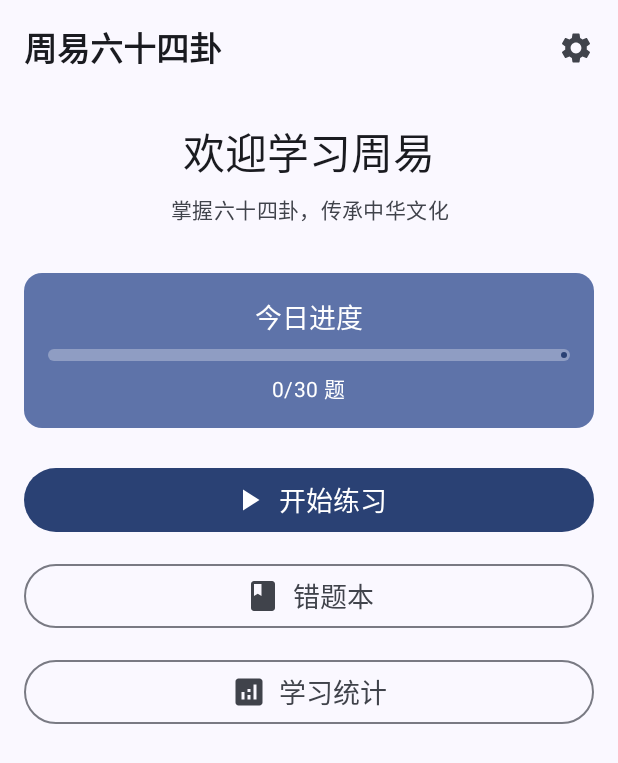
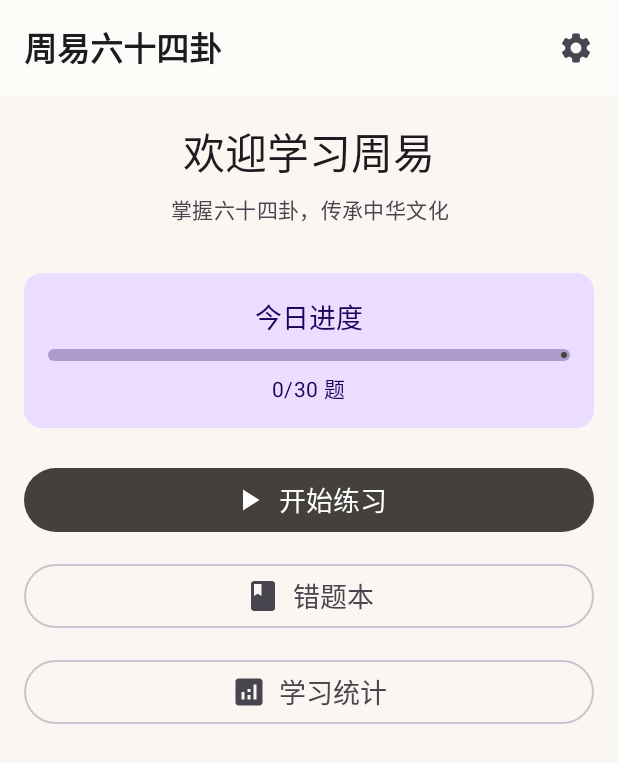
Before and after one commit to wangyaxings/zhouyiAndriod, an Android app built with Jetpack Compose: the screen it shows after launch (MainActivity), on a phone screen of 412 x 824 dp. Shown: the top 763 px of the screen. Run offline under Robolectric (Android 15) with nearby library versions, the phone set to English and light mode, and no system bars; our stand-ins replace Room's generated code; 1 statement that could not run was skipped.

```diff
--- a/app/src/main/java/com/example/zhouyi/ZhouyiApplication.kt
+++ b/app/src/main/java/com/example/zhouyi/ZhouyiApplication.kt
@@ -9,6 +9,7 @@ import kotlinx.coroutines.CoroutineScope
 import kotlinx.coroutines.Dispatchers
 import kotlinx.coroutines.SupervisorJob
 import kotlinx.coroutines.launch
+import kotlinx.coroutines.withContext
 
 /**
  * 应用程序入口：初始化数据库、偏好设置与基础数据
@@ -20,7 +21,8 @@ class ZhouyiApplication : Application() {
         fun getInstance(): ZhouyiApplication = instance
     }
 
-    private val applicationScope = CoroutineScope(SupervisorJob() + Dispatchers.Main)
+    // Use Dispatchers.IO for background tasks, especially database operations
+    private val applicationScope = CoroutineScope(SupervisorJob() + Dispatchers.Default)
 
     lateinit var database: AppDatabase
         private set
@@ -32,16 +34,17 @@ class ZhouyiApplication : Application() {
         super.onCreate()
         instance = this
 
-        database = AppDatabase.getDatabase(this)
-        preferences = AppPreferences(this)
+        database = AppDatabase.getDatabase(applicationContext) // Use applicationContext
+        preferences = AppPreferences(applicationContext) // Use applicationContext
 
         initializeDataIfNeeded()
     }
 
     private fun initializeDataIfNeeded() {
-        applicationScope.launch {
-            val hexagramCount = database.hexagramDao().getHexagramCount()
+        applicationScope.launch { // This will now run on Dispatchers.Default
+            val hexagramCount = database.hexagramDao().getHexagramCount() // This is a suspend function, runs on IO dispatcher via Room
             if (hexagramCount == 0) {
+                // Ensure HexagramRepository also uses applicationContext if it stores the context
                 initializeHexagramData()
             }
         }
@@ -49,10 +52,15 @@ class ZhouyiApplication : Application() {
 
     private suspend fun initializeHexagramData() {
         try {
-            val repo = HexagramRepository(this)
-            repo.initializeData()
+            // It's better if HexagramRepository takes applicationContext directly
+            // or is constructed in a way that doesn't require context here if it's already available globally
+            val repo = HexagramRepository(applicationContext) // Pass applicationContext
+            withContext(Dispatchers.IO) { // Ensure data initialization is on a background thread
+                repo.initializeData()
+            }
         } catch (e: Exception) {
             e.printStackTrace()
+            // Consider logging this error to a crash reporting tool or Android's Logcat for better visibility
         }
     }
 
--- a/app/src/main/java/com/example/zhouyi/data/database/Converters.kt
+++ b/app/src/main/java/com/example/zhouyi/data/database/Converters.kt
@@ -15,7 +15,7 @@ class Converters {
         .add(Date::class.java, Rfc3339DateJsonAdapter())
         .build()
 
-    private val intListType = Types.newParameterizedType(List::class.java, Int::class.java)
+    private val intListType = Types.newParameterizedType(List::class.java, Int::class.javaObjectType)
     private val stringListType = Types.newParameterizedType(List::class.java, String::class.java)
 
     private val intListAdapter = moshi.adapter<List<Int>>(intListType)
--- a/app/src/main/java/com/example/zhouyi/ui/screens/wrongbook/WrongBookScreen.kt
+++ b/app/src/main/java/com/example/zhouyi/ui/screens/wrongbook/WrongBookScreen.kt
@@ -14,6 +14,7 @@ import androidx.compose.ui.unit.dp
 import androidx.lifecycle.compose.collectAsStateWithLifecycle
 import com.example.zhouyi.data.model.Hexagram
 import com.example.zhouyi.ui.components.HexagramCanvas
+import com.example.zhouyi.ui.components.SmallHexagramCanvas
 
 /**
  * 错题本页面
@@ -245,9 +246,9 @@ private fun WrongBookItemCard(
             verticalAlignment = Alignment.CenterVertically
         ) {
             // 卦象显示
-            HexagramCanvas(
+            SmallHexagramCanvas(
                 hexagram = item.hexagram,
-                modifier = Modifier.size(60.dp)
+                modifier = Modifier.width(60.dp)
             )
 
             Spacer(modifier = Modifier.width(16.dp))
--- a/app/src/main/java/com/example/zhouyi/ui/theme/Color.kt
+++ b/app/src/main/java/com/example/zhouyi/ui/theme/Color.kt
@@ -3,27 +3,33 @@ package com.example.zhouyi.ui.theme
 import androidx.compose.ui.graphics.Color
 
 /**
- * 应用颜色配置
- * 支持深色/浅色模式
+ * 应用颜色配置（以“宣纸+墨色+金棕”气质为基调）
+ * 优先保证内容可读性与低噪声对比度。
  */
 
-// 浅色主题颜色
-val Purple40 = Color(0xFF6650a4)
-val PurpleGrey40 = Color(0xFF625b71)
-val Pink40 = Color(0xFF7D5260)
+// 浅色主题（宣纸风）
+val PaperBackground = Color(0xFFFAF7F2)
+val PaperSurface = Color(0xFFFCFBF8)
+val PaperSurfaceVariant = Color(0xFFEDE6DE)
+val InkPrimary = Color(0xFF44413C)
+val InkOnSurface = Color(0xFF2E2B27)
+val BronzeSecondary = Color(0xFF8F6B4F)
+val CinnabarTertiary = Color(0xFF9C4F3D)
 
-// 深色主题颜色
-val Purple80 = Color(0xFFD0BCFF)
-val PurpleGrey80 = Color(0xFFCCC2DC)
-val Pink80 = Color(0xFFEFB8C8)
+// 深色主题（夜色墨调）
+val NightBackground = Color(0xFF121110)
+val NightSurface = Color(0xFF1A1917)
+val NightSurfaceVariant = Color(0xFF2A2825)
+val NightPrimary = Color(0xFFD1C6BB)
+val NightSecondary = Color(0xFFB49378)
+val NightTertiary = Color(0xFFCF8F7E)
 
-// 自定义颜色
+// 语义色彩
 val CorrectGreen = Color(0xFF4CAF50)
-val WrongRed = Color(0xFFF44336)
-val WarningOrange = Color(0xFFFF9800)
-val InfoBlue = Color(0xFF2196F3)
+val WrongRed = Color(0xFFE53935)
+val WarningOrange = Color(0xFFFFA000)
+val InfoBlue = Color(0xFF1E88E5)
 
-// 卦象绘制颜色
-val YangLineColor = Color(0xFF000000) // 阳爻颜色（黑色）
-val YinLineColor = Color(0xFF666666) // 阴爻颜色（灰色）
-val BackgroundColor = Color(0xFFF5F5F5) // 背景色
+// 卦象绘制推荐颜色（可按需使用）
+val YangLineColor = Color(0xFF1B1B1B)
+val YinLineColor = Color(0xFF6B6B6B)
--- a/app/src/main/java/com/example/zhouyi/ui/theme/Theme.kt
+++ b/app/src/main/java/com/example/zhouyi/ui/theme/Theme.kt
@@ -22,21 +22,27 @@ import androidx.core.view.WindowCompat
  * 支持深色/浅色模式和动态主题
  */
 private val DarkColorScheme = darkColorScheme(
-    primary = Purple80,
-    secondary = PurpleGrey80,
-    tertiary = Pink80
+    primary = NightPrimary,
+    secondary = NightSecondary,
+    tertiary = NightTertiary,
+    background = NightBackground,
+    surface = NightSurface,
+    surfaceVariant = NightSurfaceVariant
 )
 
 private val LightColorScheme = lightColorScheme(
-    primary = Purple40,
-    secondary = PurpleGrey40,
-    tertiary = Pink40
+    primary = InkPrimary,
+    secondary = BronzeSecondary,
+    tertiary = CinnabarTertiary,
+    background = PaperBackground,
+    surface = PaperSurface,
+    surfaceVariant = PaperSurfaceVariant
 )
 
 @Composable
 fun ZhouyiTheme(
     darkTheme: Boolean = isSystemInDarkTheme(),
-    dynamicColor: Boolean = true,
+    dynamicColor: Boolean = false,
     content: @Composable () -> Unit
 ) {
     val colorScheme = when {
```
Also changed, not shown: app/src/main/java/com/example/zhouyi/core/algorithm/OptionGenerator.kt (+23 -26 lines), app/src/main/java/com/example/zhouyi/ui/common/HexagramView.kt (added, +96 -0 lines), app/src/main/java/com/example/zhouyi/ui/components/HexagramCanvas.kt (+30 -117 lines), app/src/main/java/com/example/zhouyi/ui/screens/quiz/QuizScreen.kt (+53 -20 lines).
